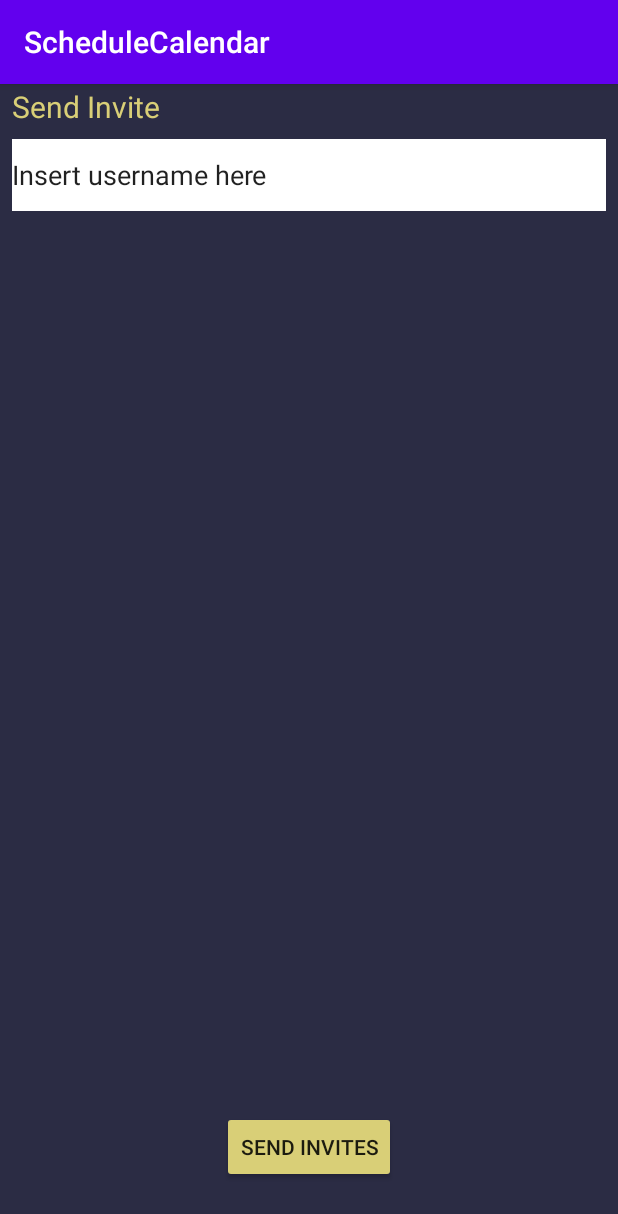
After one commit to DenKho1/ScheduleCalendar, an Android app: the EventDetailsHostSendInv screen opened directly, with no data from a screen before it, on a phone screen of 412 x 824 dp. The commit adds this screen. Shown: the top 1214 px of the screen. Run offline under Robolectric (Android 15) with nearby library versions, the phone set to English and light mode, and no system bars.

Commit message:
Send Invite screen

```diff
--- a/app/src/main/AndroidManifest.xml
+++ b/app/src/main/AndroidManifest.xml
@@ -11,6 +11,9 @@
         android:supportsRtl="true"
         android:theme="@style/Theme.ScheduleCalendar"
         tools:targetApi="31">
+        <activity
+            android:name=".EventDetailsHostSendInv"
+            android:exported="false" />
         <activity
             android:name=".EditEvent"
             android:exported="false" />
--- /dev/null
+++ b/app/src/main/java/com/mobdeve/s13/kho/denise/schedulecalendar/EventDetailsHostSendInv.kt
@@ -0,0 +1,11 @@
+package com.mobdeve.s13.kho.denise.schedulecalendar
+
+import android.support.v7.app.AppCompatActivity
+import android.os.Bundle
+
+class EventDetailsHostSendInv : AppCompatActivity() {
+    override fun onCreate(savedInstanceState: Bundle?) {
+        super.onCreate(savedInstanceState)
+        setContentView(R.layout.activity_event_details_host_send_inv)
+    }
+}
--- a/app/src/main/res/layout/activity_event_details_host.xml
+++ b/app/src/main/res/layout/activity_event_details_host.xml
@@ -190,7 +190,7 @@
             android:layout_width="match_parent"
             android:layout_height="wrap_content"
             android:backgroundTint="#D9CF77"
-            android:text="Sent Invites"
+            android:text="Send Invites"
             android:textColor="#1B1464" />
     </LinearLayout>
 
--- /dev/null
+++ b/app/src/main/res/layout/activity_event_details_host_send_inv.xml
@@ -0,0 +1,51 @@
+<?xml version="1.0" encoding="utf-8"?>
+<android.support.constraint.ConstraintLayout xmlns:android="http://schemas.android.com/apk/res/android"
+    xmlns:app="http://schemas.android.com/apk/res-auto"
+    xmlns:tools="http://schemas.android.com/tools"
+    android:layout_width="match_parent"
+    android:layout_height="match_parent"
+    android:background="#2B2C44"
+    tools:context=".EventDetailsHostSendInv">
+
+    <LinearLayout
+        android:layout_width="match_parent"
+        android:layout_height="wrap_content"
+        android:layout_marginStart="8dp"
+        android:layout_marginTop="1dp"
+        android:layout_marginEnd="8dp"
+        android:orientation="vertical"
+        app:layout_constraintEnd_toEndOf="parent"
+        app:layout_constraintStart_toStartOf="parent"
+        app:layout_constraintTop_toTopOf="parent">
+
+        <TextView
+            android:id="@+id/ESendInvTxt"
+            android:layout_width="match_parent"
+            android:layout_height="wrap_content"
+            android:text="Send Invite"
+            android:textColor="#D9CF77"
+            android:textSize="20sp" />
+
+        <EditText
+            android:id="@+id/ESendInv"
+            android:layout_width="match_parent"
+            android:layout_height="48dp"
+            android:layout_marginTop="8dp"
+            android:background="#000000"
+            android:backgroundTint="#FFFFFF"
+            android:ems="10"
+            android:inputType="textPersonName"
+            android:text="Insert username here" />
+    </LinearLayout>
+
+    <Button
+        android:id="@+id/ESendInvBtn"
+        android:layout_width="wrap_content"
+        android:layout_height="wrap_content"
+        android:layout_marginBottom="35dp"
+        android:backgroundTint="#D9CF77"
+        android:text="Send Invites"
+        app:layout_constraintBottom_toBottomOf="parent"
+        app:layout_constraintEnd_toEndOf="parent"
+        app:layout_constraintStart_toStartOf="parent" />
+</android.support.constraint.ConstraintLayout>
```
